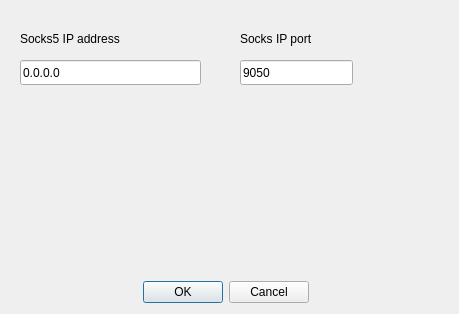
CryptoManiac/RMCWallet, file proxysettings.ui: the form before one commit.
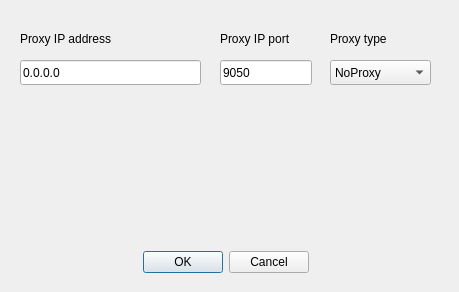
The form after the commit.

Commit message: Add http proxy support.

Patch:
```diff
--- a/proxysettings.ui
+++ b/proxysettings.ui
@@ -7,7 +7,7 @@
     <x>0</x>
     <y>0</y>
     <width>459</width>
-    <height>314</height>
+    <height>292</height>
    </rect>
   </property>
   <property name="windowTitle">
@@ -17,7 +17,7 @@
    <property name="geometry">
     <rect>
      <x>140</x>
-     <y>280</y>
+     <y>250</y>
      <width>169</width>
      <height>25</height>
     </rect>
@@ -36,20 +36,20 @@
     </rect>
    </property>
    <property name="text">
-    <string>Socks5 IP address</string>
+    <string>Proxy IP address</string>
    </property>
   </widget>
   <widget class="QLabel" name="label_2">
    <property name="geometry">
     <rect>
-     <x>240</x>
+     <x>220</x>
      <y>30</y>
-     <width>101</width>
+     <width>80</width>
      <height>17</height>
     </rect>
    </property>
    <property name="text">
-    <string>Socks IP port</string>
+    <string>Proxy IP port</string>
    </property>
   </widget>
   <widget class="QLineEdit" name="lineProxyAddress">
@@ -74,9 +74,9 @@
   <widget class="QLineEdit" name="lineProxyPort">
    <property name="geometry">
     <rect>
-     <x>240</x>
+     <x>220</x>
      <y>60</y>
-     <width>113</width>
+     <width>92</width>
      <height>25</height>
     </rect>
    </property>
@@ -87,6 +87,44 @@
     <string>9050</string>
    </property>
   </widget>
+  <widget class="QLabel" name="label_3">
+   <property name="geometry">
+    <rect>
+     <x>330</x>
+     <y>30</y>
+     <width>61</width>
+     <height>17</height>
+    </rect>
+   </property>
+   <property name="text">
+    <string>Proxy type</string>
+   </property>
+  </widget>
+  <widget class="QComboBox" name="comboProxyType">
+   <property name="geometry">
+    <rect>
+     <x>330</x>
+     <y>60</y>
+     <width>101</width>
+     <height>25</height>
+    </rect>
+   </property>
+   <item>
+    <property name="text">
+     <string notr="true">NoProxy</string>
+    </property>
+   </item>
+   <item>
+    <property name="text">
+     <string notr="true">Socks5Proxy</string>
+    </property>
+   </item>
+   <item>
+    <property name="text">
+     <string notr="true">HttpProxy</string>
+    </property>
+   </item>
+  </widget>
  </widget>
  <resources/>
  <connections>
```
Left out of the diff: 2 changed lines with no effect on the pictures. The commit also changes 1 other file.
